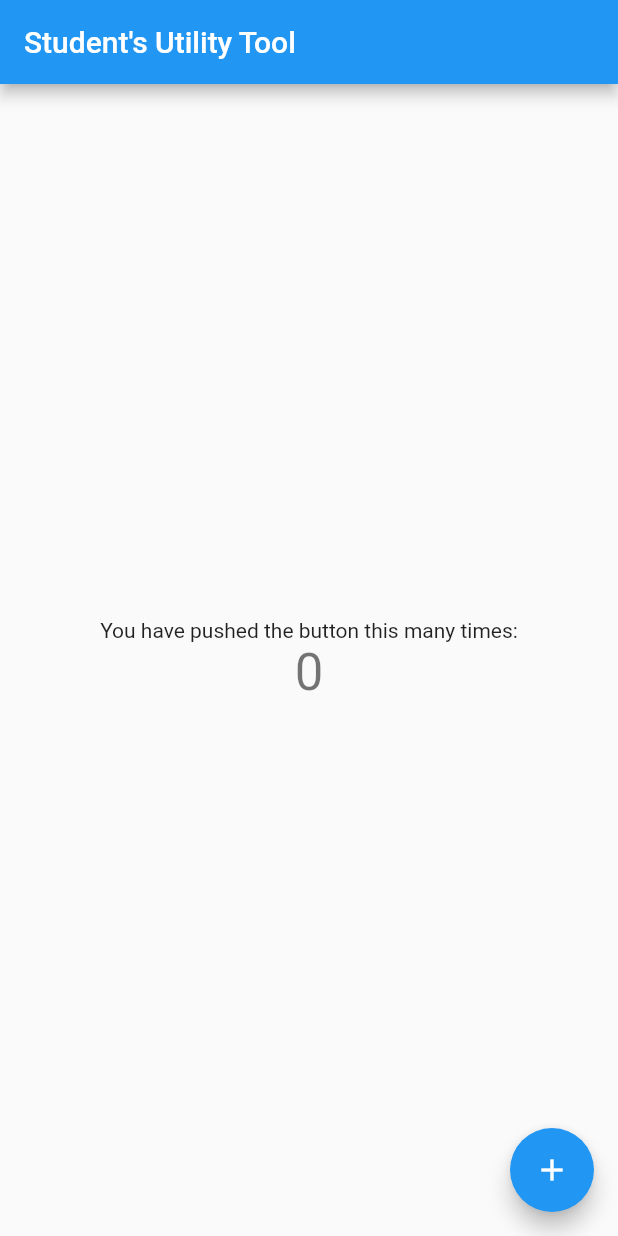
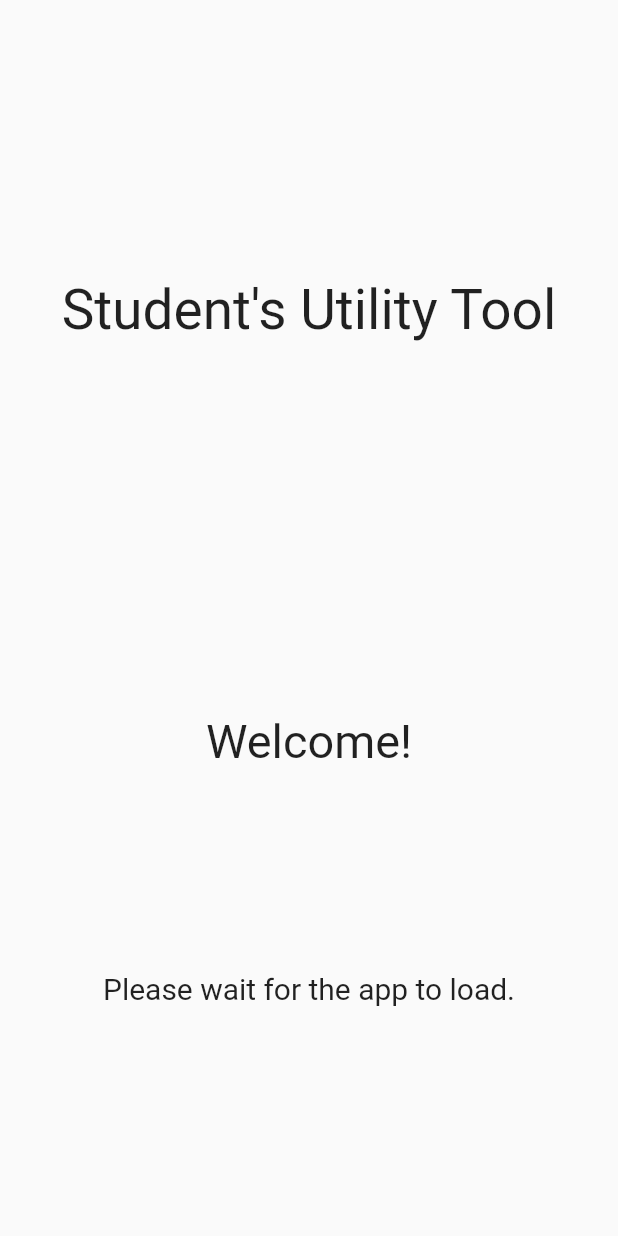
Before and after one commit to benjamin-tsoumagas/csci4100u-final-project, a Flutter app: the first screen one second after launch, on a phone screen of 412 x 824 dp. Run offline on Flutter 3.47's test engine with Material 2 defaults, Android fonts, the phone set to English and light mode, and no system bars; our stand-ins replace cloud_firestore, firebase_core, sqflite; accounts and stored records are empty.

Commit message:
Added barebones starting page with transition delay

```diff
--- a/student_utility_tool/lib/main.dart
+++ b/student_utility_tool/lib/main.dart
@@ -3,6 +3,7 @@ import 'package:sqflite/sqflite.dart';
 import 'package:path/path.dart';
 import 'package:firebase_core/firebase_core.dart';
 import 'package:cloud_firestore/cloud_firestore.dart';
+import 'package:student_utility_tool/start_page.dart';
 
 void main() {
   runApp(const MyApp());
@@ -18,15 +19,15 @@ class MyApp extends StatelessWidget {
       theme: ThemeData(
         primarySwatch: Colors.blue,
       ),
-      home: const MyHomePage(title: "Student's Utility Tool"),
+      home: StartPage(),
     );
   }
 }
 
 class MyHomePage extends StatefulWidget {
-  const MyHomePage({Key? key, required this.title}) : super(key: key);
+  const MyHomePage({Key? key}) : super(key: key);
 
-  final String title;
+  final String title = "Student's Utility Tool";
 
   @override
   State<MyHomePage> createState() => _MyHomePageState();
--- /dev/null
+++ b/student_utility_tool/lib/start_page.dart
@@ -0,0 +1,75 @@
+import 'dart:async';
+
+import 'package:flutter/material.dart';
+import 'package:student_utility_tool/main.dart';
+
+class StartPage extends StatefulWidget {
+  const StartPage({Key? key}) : super(key: key);
+
+  @override
+  State<StartPage> createState() => _StartPageState();
+}
+
+class _StartPageState extends State<StartPage> {
+  startApp() {
+    Navigator.pushReplacement(
+        context, MaterialPageRoute(builder: (context) => MyHomePage()));
+  }
+
+  startTimer() async {
+    return Timer(const Duration(seconds: 3), startApp());
+  }
+
+  @override
+  void initState() {
+    super.initState();
+    Timer(const Duration(seconds: 3), () {
+      startApp();
+    });
+  }
+
+  @override
+  Widget build(BuildContext context) {
+    return Scaffold(
+      body: Center(
+        child: SafeArea(
+          child: Stack(
+            children: [
+              //TODO: Insert background image here
+
+              //Start page content
+              Column(
+                children: [
+                  SizedBox(
+                    width: MediaQuery.of(context).size.width / 1.25,
+                    height: MediaQuery.of(context).size.height / 2,
+                    child: const FittedBox(
+                      fit: BoxFit.contain,
+                      child: Text("Student's Utility Tool"),
+                    ),
+                  ),
+                  SizedBox(
+                    width: MediaQuery.of(context).size.width / 3,
+                    height: MediaQuery.of(context).size.height / 5,
+                    child: const FittedBox(
+                      fit: BoxFit.contain,
+                      child: Text("Welcome!"),
+                    ),
+                  ),
+                  SizedBox(
+                    width: MediaQuery.of(context).size.width / 1.5,
+                    height: MediaQuery.of(context).size.height / 5,
+                    child: const FittedBox(
+                      fit: BoxFit.contain,
+                      child: Text("Please wait for the app to load."),
+                    ),
+                  ),
+                ],
+              ),
+            ],
+          ),
+        ),
+      ),
+    );
+  }
+}
```
